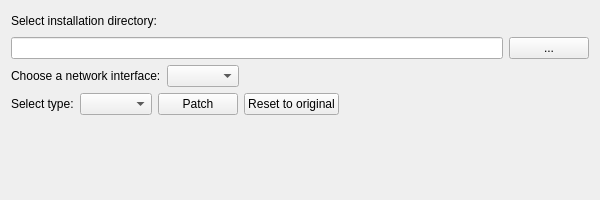
Qt form src/app/widget.ui (halvors/FC2MPPatcher) before a commit.
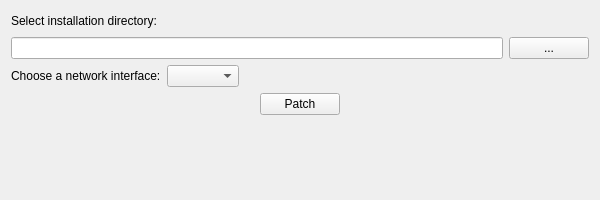
The same form after that commit.

Commit message: Rewrite of how we handles files to be patched, removed reset button and implemented that feature in patch button instead.

```diff
--- a/src/app/widget.ui
+++ b/src/app/widget.ui
@@ -90,14 +90,17 @@
    <item>
     <layout class="QHBoxLayout" name="horizontalLayout_2">
      <item>
-      <widget class="QLabel" name="label_select_type">
-       <property name="text">
-        <string>Select type:</string>
+      <spacer name="horizontalSpacer">
+       <property name="orientation">
+        <enum>Qt::Horizontal</enum>
        </property>
-      </widget>
-     </item>
-     <item>
-      <widget class="QComboBox" name="comboBox_select_type"/>
+       <property name="sizeHint" stdset="0">
+        <size>
+         <width>40</width>
+         <height>20</height>
+        </size>
+       </property>
+      </spacer>
      </item>
      <item>
       <widget class="QPushButton" name="pushButton_patch">
@@ -106,13 +109,6 @@
        </property>
       </widget>
      </item>
-     <item>
-      <widget class="QPushButton" name="pushButton_reset">
-       <property name="text">
-        <string>Reset to original</string>
-       </property>
-      </widget>
-     </item>
      <item>
       <spacer name="horizontalSpacer_2">
        <property name="orientation">
```
The commit also changes 11 other files.
